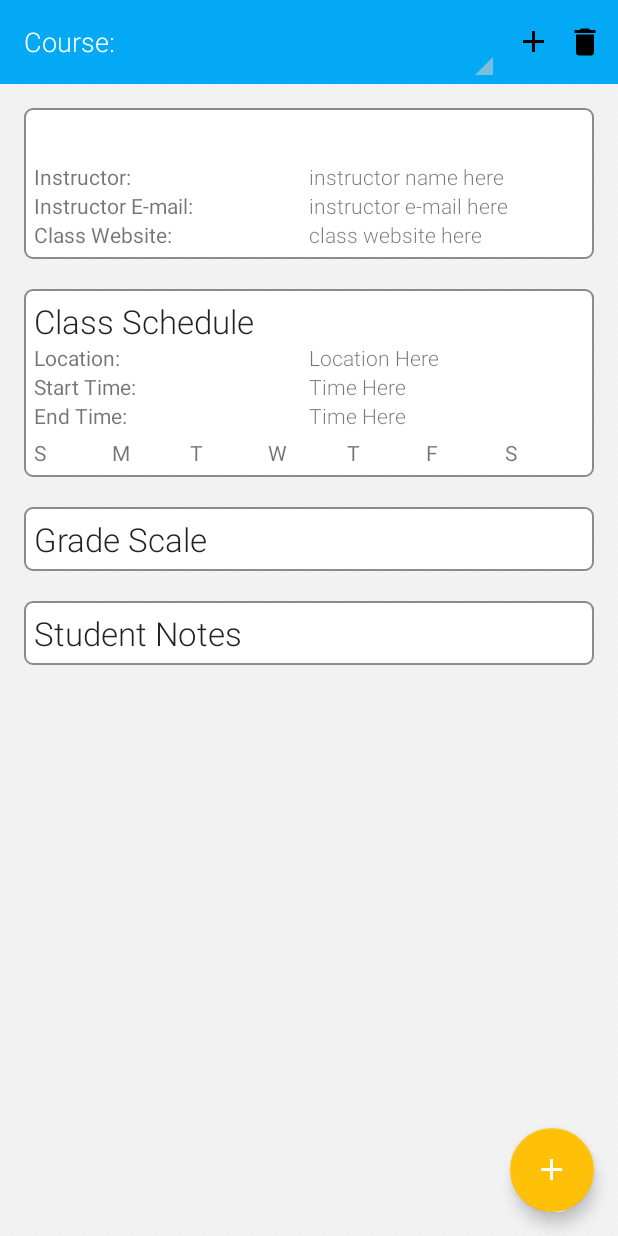
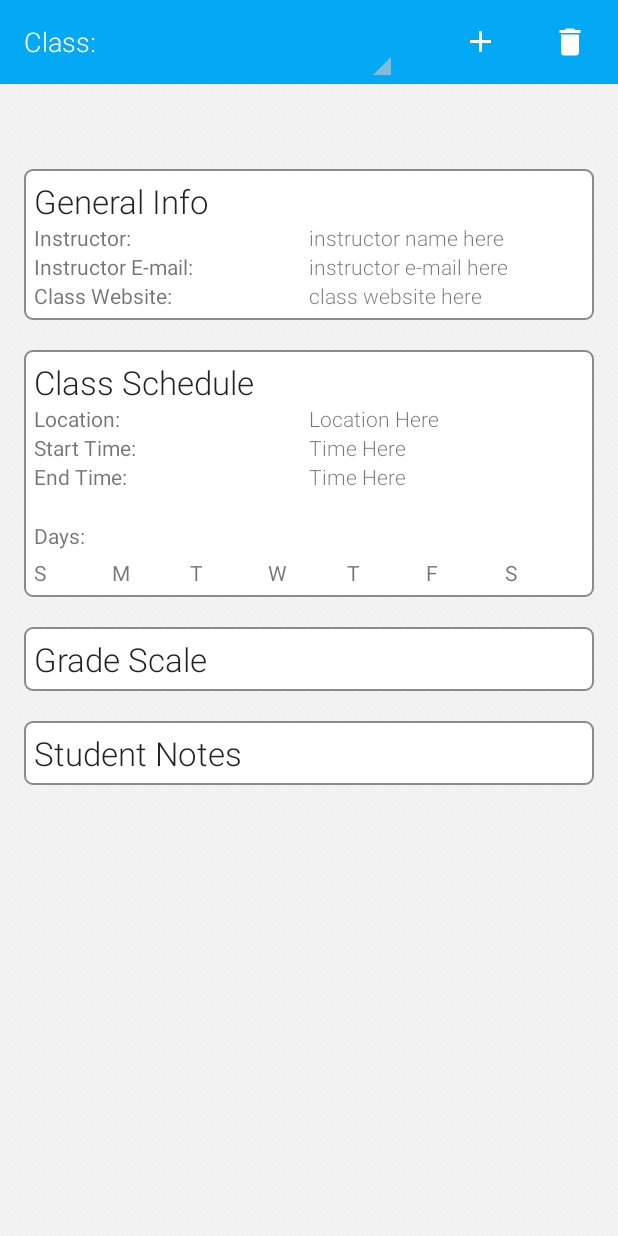
Before and after one commit to ucsdCSE110wi16/CSE110W260T13, an Android app: the fragment CoursesFragment shown on its own in the app's theme, on a phone screen of 412 x 824 dp. Run offline under Robolectric (Android 15) with nearby library versions, the phone set to English and light mode, and no system bars; 1 statement that could not run was skipped.

Commit message:
Readjusted course page layout.

```diff
--- a/ClassPlanner/app/src/main/java/io/github/cse110w260t13/ucsdcse110wi16/classplanner/fragments/CoursePages/ClassInfoFragment.java
+++ b/ClassPlanner/app/src/main/java/io/github/cse110w260t13/ucsdcse110wi16/classplanner/fragments/CoursePages/ClassInfoFragment.java
@@ -3,6 +3,7 @@ package io.github.cse110w260t13.ucsdcse110wi16.classplanner.fragments.CoursePage
 import android.app.Activity;
 import android.content.Context;
 import android.database.Cursor;
+import android.graphics.Typeface;
 import android.os.Bundle;
 import android.support.v4.app.Fragment;
 import android.support.v4.content.CursorLoader;
--- a/ClassPlanner/app/src/main/java/io/github/cse110w260t13/ucsdcse110wi16/classplanner/fragments/CoursesFragment.java
+++ b/ClassPlanner/app/src/main/java/io/github/cse110w260t13/ucsdcse110wi16/classplanner/fragments/CoursesFragment.java
@@ -100,15 +100,6 @@ public class CoursesFragment extends Fragment implements LoaderManager.LoaderCal
             Typeface face= Typeface.createFromAsset(getContext().getAssets(), "fonts/raleway.ttf");
             tv.setTypeface(face);
         }
-
-        //Adds a FAB TODO:Remove FAB later
-        FloatingActionButton fab = (FloatingActionButton) rootView.findViewById(R.id.courses_fab);
-        fab.setOnClickListener(new View.OnClickListener() {
-            @Override
-            public void onClick(View view) {
-                startActivity(new Intent(getActivity(), AddClass.class));
-            }
-        });
 
         ImageButton add = (ImageButton)rootView.findViewById(R.id.add_course_button);
         ImageButton delete = (ImageButton)rootView.findViewById(R.id.delete_course_button);
--- a/ClassPlanner/app/src/main/res/layout/courses_toolbar.xml
+++ b/ClassPlanner/app/src/main/res/layout/courses_toolbar.xml
@@ -20,22 +20,23 @@
         <LinearLayout
             android:layout_width="0dp"
             android:layout_height="wrap_content"
-            android:layout_weight="4">
+            android:layout_weight="2">
         <TextView
             android:layout_width="wrap_content"
             android:layout_height="wrap_content"
-            android:text="Course:"
+            android:text="Class:"
             android:fontFamily="sans-serif-light"
             android:textSize="18sp"
             android:textColor="#ffffff"
             android:layout_gravity="center"
-            android:layout_marginRight="10dp"/>
+            android:layout_marginRight="5dp"/>
         <Spinner
             android:id="@+id/spinner_nav"
             android:layout_width="fill_parent"
             android:layout_height="?attr/actionBarSize"
             android:background="@drawable/spinner_background_ab_example"
-            android:popupBackground="@drawable/menu_dropdown_panel_example"/>
+            android:popupBackground="@drawable/menu_dropdown_panel_example"
+            android:layout_marginRight="15dp"/>
         </LinearLayout>
         <LinearLayout
             android:layout_width="0dp"
@@ -46,17 +47,17 @@
                 android:id="@+id/add_course_button"
                 android:layout_width="wrap_content"
                 android:layout_height="wrap_content"
-                android:src="@drawable/ic_add_black_24dp"
+                android:src="@drawable/ic_add_white_24dp"
                 android:background="@color/colorPrimary"
-                android:layout_marginRight="10dp"/>
+                android:layout_marginRight="35dp"/>
             <ImageButton
                 android:id="@+id/delete_course_button"
                 android:layout_width="wrap_content"
                 android:layout_height="wrap_content"
-                android:src="@drawable/ic_delete_black_24dp"
+                android:src="@drawable/ic_delete_white_24dp"
                 android:background="@color/colorPrimary"
-                android:layout_marginEnd="10dp"
-                android:layout_marginRight="10dp"/>
+                android:layout_marginEnd="20dp"
+                android:layout_marginRight="20dp"/>
 
         </LinearLayout>
     </LinearLayout>
--- a/ClassPlanner/app/src/main/res/layout/fragment_classinfo.xml
+++ b/ClassPlanner/app/src/main/res/layout/fragment_classinfo.xml
@@ -15,6 +15,14 @@
         android:paddingTop="@dimen/activity_vertical_margin"
         android:paddingBottom="@dimen/activity_vertical_margin">
 
+        <TextView
+            android:id="@+id/class_info_text"
+            android:layout_width="match_parent"
+            android:layout_height="wrap_content"
+            android:textAppearance="?android:attr/textAppearanceLarge"
+            android:fontFamily="sans-serif-light"
+            android:textSize="30sp"
+            android:gravity="center"/>
         <!-- GENERAL COURSE INFO -->
         <LinearLayout
             android:layout_width="match_parent"
@@ -22,11 +30,12 @@
             android:background="@drawable/bg_text_view"
             android:orientation="vertical">
             <TextView
-                android:id="@+id/class_info_text"
+                android:id="@+id/class_info_text1"
                 android:layout_width="match_parent"
                 android:layout_height="wrap_content"
                 android:textAppearance="?android:attr/textAppearanceLarge"
-                android:fontFamily="sans-serif-light"/>
+                android:fontFamily="sans-serif-light"
+                android:text="General Info"/>
             <LinearLayout
                 android:layout_width="match_parent"
                 android:layout_height="wrap_content"
@@ -44,7 +53,8 @@
                     android:fontFamily="sans-serif-light"
                     android:text = "instructor name here"
                     android:id="@+id/textView3"
-                    android:layout_weight="1"/>
+                    android:layout_weight="1"
+                    android:singleLine="true"/>
             </LinearLayout>
             <LinearLayout
                 android:layout_width="match_parent"
@@ -62,6 +72,7 @@
                     android:fontFamily="sans-serif-light"
                     android:text = "instructor e-mail here"
                     android:id="@+id/textView4"
+                    android:singleLine="true"
                     android:layout_weight="1"/>
             </LinearLayout>
             <LinearLayout
@@ -79,6 +90,7 @@
                     android:layout_height="wrap_content"
                     android:fontFamily="sans-serif-light"
                     android:text = "class website here"
+                    android:singleLine="true"
                     android:id="@+id/textView5"
                     android:layout_weight="1"/>
             </LinearLayout>
@@ -112,6 +124,7 @@
                     android:layout_height="wrap_content"
                     android:fontFamily="sans-serif-light"
                     android:text = "Location Here"
+                    android:singleLine="true"
                     android:id="@+id/textView8"
                     android:layout_weight="1"/>
             </LinearLayout>
@@ -131,6 +144,7 @@
                     android:layout_height="wrap_content"
                     android:fontFamily="sans-serif-light"
                     android:text = "Time Here"
+                    android:singleLine="true"
                     android:id="@+id/textView6"
                     android:layout_weight="1"/>
             </LinearLayout>
@@ -144,6 +158,7 @@
                     android:layout_height="wrap_content"
                     android:fontFamily="sans-serif-bold"
                     android:text="End Time:"
+                    android:singleLine="true"
                     android:layout_weight="1"/>
                 <TextView
                     android:layout_width="0dp"
@@ -153,6 +168,12 @@
                     android:id="@+id/textView7"
                     android:layout_weight="1"/>
             </LinearLayout>
+            <TextView
+                android:layout_width="wrap_content"
+                android:layout_height="wrap_content"
+                android:fontFamily="sans-serif-bold"
+                android:text="Days: "
+                android:layout_marginTop="20dp"/>
 
             <LinearLayout
                 android:layout_width="match_parent"
@@ -160,6 +181,7 @@
                 android:orientation="horizontal"
                 android:layout_gravity="center"
                 android:layout_marginTop="5dp">
+
                 <TextView
                     android:layout_width="0dp"
                     android:layout_height="wrap_content"
--- a/ClassPlanner/app/src/main/res/layout/fragment_courses.xml
+++ b/ClassPlanner/app/src/main/res/layout/fragment_courses.xml
@@ -49,19 +49,4 @@
             </LinearLayout>
         </TabHost>
     </LinearLayout>
-    <android.support.design.widget.CoordinatorLayout xmlns:android="http://schemas.android.com/apk/res/android"
-        xmlns:tools="http://schemas.android.com/tools"
-        android:layout_width="match_parent"
-        android:layout_height="match_parent"
-        tools:context="com.io.github.cse110w260t13.ucsdcse110wi16.classplanner.navdrawer.CoursesFragment">
-
-        <android.support.design.widget.FloatingActionButton
-            android:id="@+id/courses_fab"
-            android:layout_width="wrap_content"
-            android:layout_height="wrap_content"
-            android:layout_gravity="bottom|end"
-            android:layout_margin="@dimen/fab_margin"
-            android:src="@drawable/ic_add_white_24dp" />
-
-    </android.support.design.widget.CoordinatorLayout>
 </RelativeLayout>
```
Also changed, not shown: ClassPlanner/app/src/main/assets/fonts/UbuntuL.ttf (added), ClassPlanner/app/src/main/assets/fonts/Walkway_Black.ttf (added), ClassPlanner/app/src/main/res/drawable-hdpi/ic_delete_black_24dp.png (deleted), ClassPlanner/app/src/main/res/drawable-hdpi/ic_delete_white_24dp.png (added), ClassPlanner/app/src/main/res/drawable-mdpi/ic_delete_black_24dp.png (deleted), ClassPlanner/app/src/main/res/drawable-mdpi/ic_delete_white_24dp.png (added), ClassPlanner/app/src/main/res/drawable-xhdpi/ic_delete_black_24dp.png (deleted), ClassPlanner/app/src/main/res/drawable-xhdpi/ic_delete_white_24dp.png (added), ClassPlanner/app/src/main/res/drawable-xxhdpi/ic_delete_black_24dp.png (deleted), ClassPlanner/app/src/main/res/drawable-xxhdpi/ic_delete_white_24dp.png (added), ClassPlanner/app/src/main/res/drawable-xxxhdpi/ic_delete_black_24dp.png (deleted), ClassPlanner/app/src/main/res/drawable-xxxhdpi/ic_delete_white_24dp.png (added), 1 other file.
